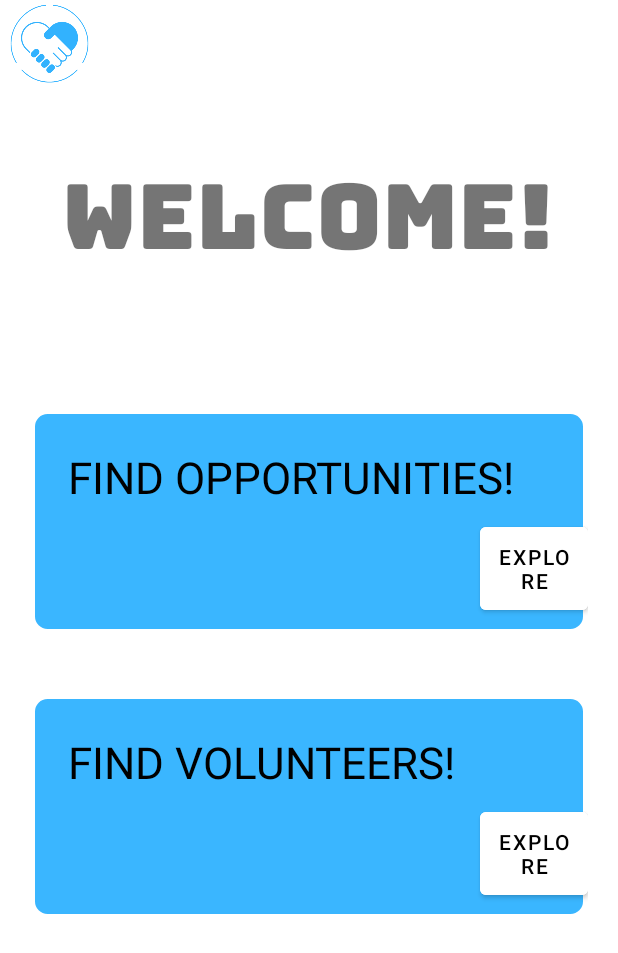
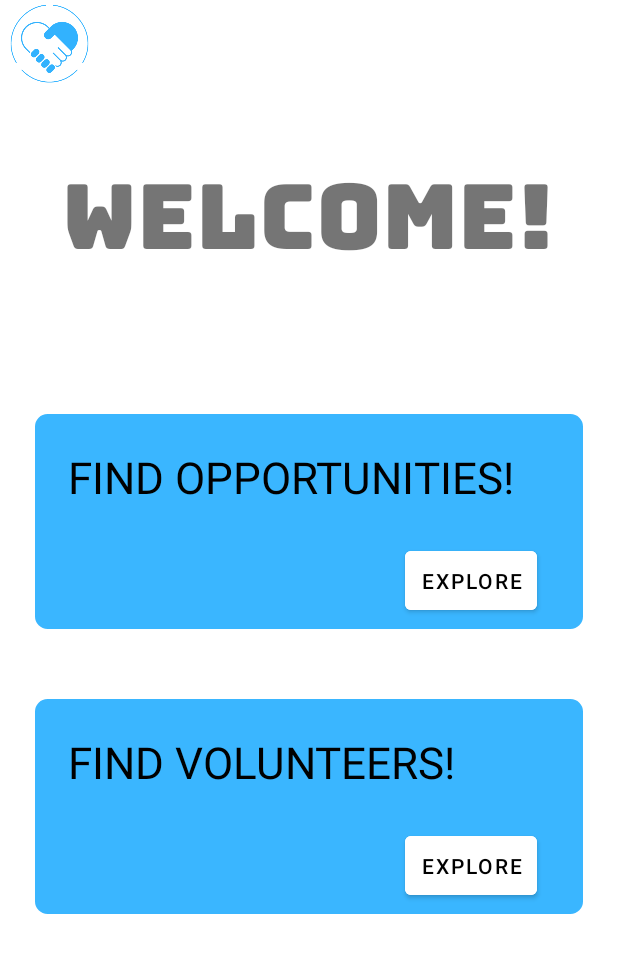
Before and after one commit to anmolkaur18/Benevole, an Android app: the Dashboard screen opened directly, with no data from a screen before it, on a phone screen of 412 x 824 dp. Shown: the top 953 px of the screen. Run offline under Robolectric (Android 15) with nearby library versions, the phone set to English and light mode, and no system bars; Roboto replaces fonts that are not available here.

Commit message:
Updated dashboard.xml

```diff
--- a/app/src/main/res/layout/activity_dashboard.xml
+++ b/app/src/main/res/layout/activity_dashboard.xml
@@ -64,7 +64,7 @@
                     android:layout_alignParentBottom="true"
                     android:padding="10dp"
                     android:layout_marginBottom="10dp"
-                    android:layout_marginLeft="300dp"/>
+                    android:layout_marginLeft="250dp"/>
 
 
             </RelativeLayout>
@@ -100,7 +100,7 @@
                     android:layout_alignParentBottom="true"
                     android:padding="10dp"
                     android:layout_marginBottom="10dp"
-                    android:layout_marginLeft="300dp"/>
+                    android:layout_marginLeft="250dp"/>
 
 
             </RelativeLayout>
```
